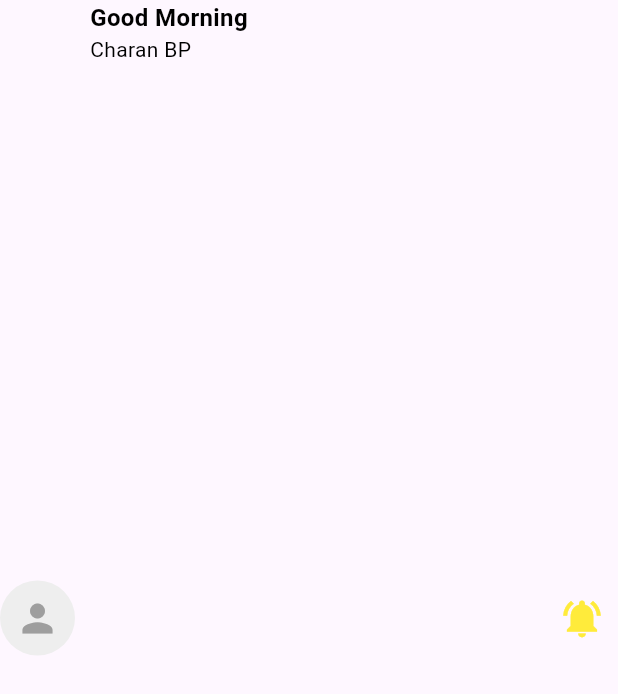
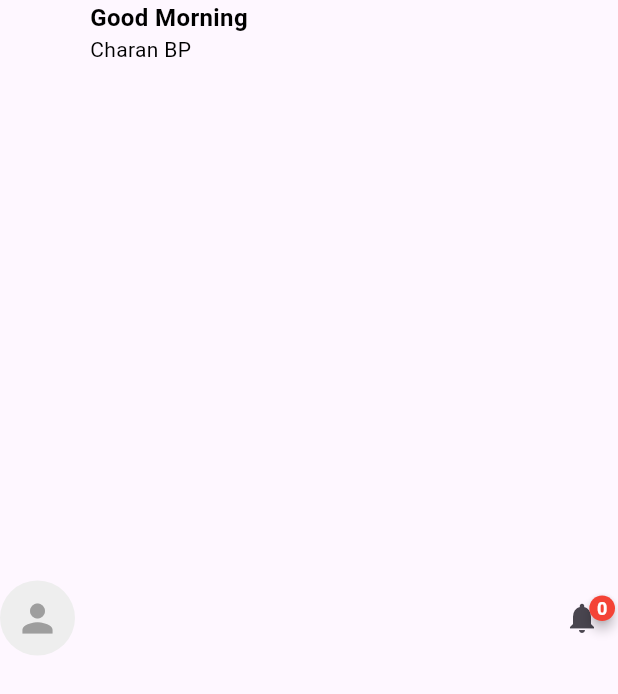
Before and after one commit to ravipatel1999/free_shop, a Flutter app: the CustomHeader widget shown alone on an empty page, opened directly, on a phone screen of 412 x 824 dp. Shown: the top 694 px of the screen. Run offline on Flutter 3.47's test engine with Material 3 defaults, Android fonts, the phone set to English and light mode, and no system bars; drawn by our look-alikes of badges; our stand-ins replace cached_network_image, carousel_slider, flutter_svg, get, google_fonts; network calls fail.

Commit message:
dashbord without bloc change

```diff
--- a/lib/app/custom/appBar.dart
+++ b/lib/app/custom/appBar.dart
@@ -1,4 +1,6 @@
 import 'package:flutter/material.dart';
+import 'package:badges/badges.dart' as badges;
+import '../components/testStyle/textStyle.dart';
 
 class CustomHeader extends StatelessWidget {
   const CustomHeader({super.key});
@@ -25,7 +27,7 @@ class CustomHeader extends StatelessWidget {
               radius: 25,
               backgroundColor: Colors.grey[200],
               child: const Icon(Icons.person,
-                  size: 30, color: Colors.grey), // Default profile icon
+                  size: 30, color: Colors.grey),
             ),
             const SizedBox(width: 10),
             Column(
@@ -47,9 +49,17 @@ class CustomHeader extends StatelessWidget {
           ],
         ),
         IconButton(
-          icon: const Icon(Icons.notifications_active,
-              size: 30, color: Colors.yellow),
           onPressed: () {},
+          icon: const badges.Badge(
+            badgeStyle: badges.BadgeStyle(
+              elevation: 3,
+            ),
+            badgeContent: Text(
+              '0',
+              style: CustomTextStyles.appBarSubText,
+            ),
+            child: Icon(Icons.notifications),
+          ),
         ),
       ],
     );
--- a/pubspec.yaml
+++ b/pubspec.yaml
@@ -17,6 +17,7 @@ dependencies:
   flutter_svg: ^2.0.10+1
   cached_network_image: ^3.4.1
   carousel_slider: ^5.0.0
+  badges: ^3.1.2
 
 dev_dependencies:
   flutter_test:
```
Also changed, not shown: pubspec.lock, 1 other file.
